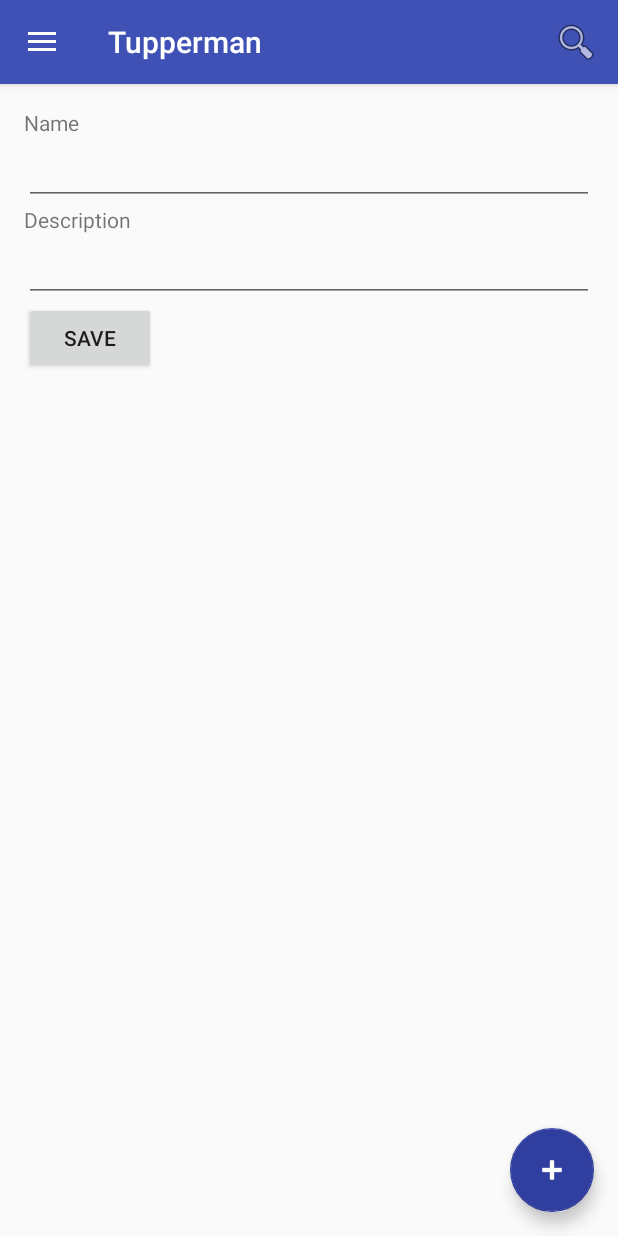
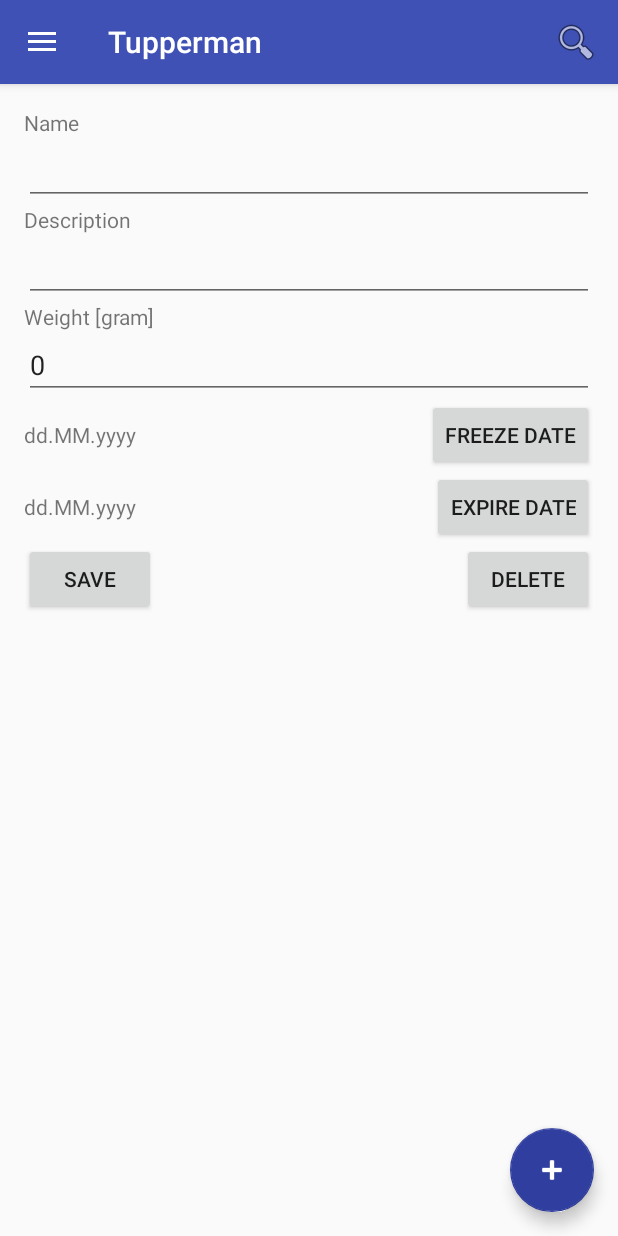
Before and after one commit to Tupperman/tupperman-android, an Android app: the screen it shows after launch (MainActivity), after a tap on an icon or button, on a phone screen of 412 x 824 dp. Run offline under Robolectric (Android 15) with nearby library versions, the light colour scheme and no system bars; our stand-ins replace Volley; libraries missing offline, so code that uses them is left out: com.activeandroid, com.activeandroid.annotation, com.activeandroid.query; network calls fail; 4 statements that could not run were skipped.

Commit message:
added date and weight

```diff
--- a/Tupperman/app/src/main/java/layout/DetailFragment.java
+++ b/Tupperman/app/src/main/java/layout/DetailFragment.java
@@ -2,27 +2,33 @@
 
 import android.content.Context;
 import android.os.Bundle;
+import android.support.v4.app.DialogFragment;
 import android.support.v4.app.Fragment;
 import android.view.LayoutInflater;
 import android.view.View;
 import android.view.ViewGroup;
 import android.widget.Button;
 import android.widget.EditText;
+import android.widget.TextView;
+
+import java.text.SimpleDateFormat;
+import java.util.Date;
 
 import ch.tupperman.tupperman.R;
 import ch.tupperman.tupperman.models.Tupper;
 
 
-public class DetailFragment extends Fragment {
+public class DetailFragment extends Fragment implements DatePickerFragment.OnDateChosenListener {
     private static final String ARG = "tupper";
 
     private Tupper mTupper;
     private EditText editTextDescription;
     private EditText editTextName;
+    private EditText editTextWeight;
     private boolean isCreate;
-
+    private View mView;
     private OnFragmentInteractionListener mListener;
-
+    SimpleDateFormat mDateFormat;
     public DetailFragment() {
     }
 
@@ -44,40 +50,31 @@
             mTupper = new Tupper();
             isCreate = true;
         }
-
+        mDateFormat = new SimpleDateFormat("dd.MM.yyyy");
     }
 
     private void initializeText() {
         editTextDescription.setText(mTupper.description);
         editTextName.setText(mTupper.name);
+        editTextWeight.setText(Integer.toString(mTupper.weight));
     }
 
     @Override
     public View onCreateView(LayoutInflater inflater, ViewGroup container,
                              Bundle savedInstanceState) {
-        View view = inflater.inflate(R.layout.fragment_detail, container, false);
-        Button button = (Button) view.findViewById(R.id.button_save_detail);
-        editTextDescription = (EditText) view.findViewById(R.id.editText_description);
-        editTextName = (EditText) view.findViewById(R.id.editText_name);
-        button.setOnClickListener(new View.OnClickListener() {
-            @Override
-            public void onClick(View view) {
-                mTupper.name = editTextName.getText().toString();
-                mTupper.description = editTextDescription.getText().toString();
-                mTupper.save();
-                if(isCreate){
-                    mListener.onCreate(mTupper);
-                }else {
-                    mListener.onUpdate(mTupper);
-                }
-                getActivity().onBackPressed();
-            }
-        });
+        mView = inflater.inflate(R.layout.fragment_detail, container, false);
+        setSaveButton();
+        setFreezeButton();
+        setExpireButton();
+        editTextDescription = (EditText) mView.findViewById(R.id.editText_description);
+        editTextName = (EditText) mView.findViewById(R.id.editText_name);
+        editTextWeight = (EditText) mView.findViewById(R.id.editText_weight);
         if (mTupper != null) {
             initializeText();
         }
-        return view;
+        return mView;
     }
+
 
     @Override
     public void onAttach(Context context) {
@@ -97,6 +94,67 @@
         System.out.println("DetailFragment detach!");
     }
 
+    private void setSaveButton() {
+        Button saveButton = (Button) mView.findViewById(R.id.button_save_detail);
+        saveButton.setOnClickListener(new View.OnClickListener() {
+            @Override
+            public void onClick(View view) {
+                mTupper.name = editTextName.getText().toString();
+                mTupper.description = editTextDescription.getText().toString();
+                mTupper.weight = Integer.parseInt(editTextWeight.getText().toString());
+                mTupper.save();
+                if (isCreate) {
+                    mListener.onCreate(mTupper);
+                } else {
+                    mListener.onUpdate(mTupper);
+                }
+                getActivity().onBackPressed();
+            }
+        });
+    }
+
+    private void setFreezeButton() {
+        Button freezeButton = (Button) mView.findViewById(R.id.button_freeze_detail);
+        freezeButton.setOnClickListener(new View.OnClickListener() {
+            @Override
+            public void onClick(View view) {
+                DialogFragment datePickerFragment = new DatePickerFragment();
+                Bundle bundle = new Bundle();
+                bundle.putBoolean("freeze", true);
+                datePickerFragment.setArguments(bundle);
+                datePickerFragment.show(getChildFragmentManager(), "datePicker");
+            }
+        });
+    }
+
+    private void setExpireButton() {
+        Button freezeButton = (Button) mView.findViewById(R.id.button_expire_detail);
+        freezeButton.setOnClickListener(new View.OnClickListener() {
+            @Override
+            public void onClick(View view) {
+                DialogFragment datePickerFragment = new DatePickerFragment();
+                Bundle bundle = new Bundle();
+                bundle.putBoolean("freeze", false);
+                datePickerFragment.setArguments(bundle);
+                datePickerFragment.show(getChildFragmentManager(), "datePicker");
+            }
+        });
+    }
+
+    @Override
+    public void onFreeze(Date date) {
+        mTupper.dateOfFreeze = date;
+        TextView freezeView = (TextView) mView.findViewById(R.id.textView_freeze);
+        freezeView.setText(mDateFormat.format(date));
+    }
+
+    @Override
+    public void onExpiry(Date date) {
+        mTupper.expiryDate = date;
+        TextView expireView = (TextView) mView.findViewById(R.id.textView_expire);
+        expireView.setText(mDateFormat.format(date));
+    }
+
     public interface OnFragmentInteractionListener {
         void onCreate(Tupper tupper);
         void onUpdate(Tupper tupper);
--- a/Tupperman/app/src/main/res/layout/fragment_detail.xml
+++ b/Tupperman/app/src/main/res/layout/fragment_detail.xml
@@ -1,14 +1,13 @@
 <FrameLayout xmlns:android="http://schemas.android.com/apk/res/android"
-    xmlns:tools="http://schemas.android.com/tools"
-    android:layout_width="match_parent"
-    android:layout_height="match_parent"
-    tools:context="ch.tupperman.tupperman.layout.DetailFragment">
+             xmlns:tools="http://schemas.android.com/tools"
+             android:layout_width="match_parent"
+             android:layout_height="match_parent"
+             tools:context="ch.tupperman.tupperman.layout.DetailFragment">
 
 
     <GridLayout
         android:layout_width="match_parent"
         android:layout_height="match_parent">
-
 
         <TextView
             android:id="@+id/textView_name"
@@ -16,7 +15,7 @@
             android:layout_height="wrap_content"
             android:layout_column="0"
             android:layout_row="0"
-            android:text="Name" />
+            android:text="Name"/>
 
         <EditText
             android:id="@+id/editText_name"
@@ -25,7 +24,7 @@
             android:layout_column="0"
             android:layout_row="1"
             android:ems="10"
-            android:inputType="textMultiLine" />
+            android:inputType="textMultiLine"/>
 
         <TextView
             android:id="@+id/textView_description"
@@ -33,7 +32,7 @@
             android:layout_height="wrap_content"
             android:layout_column="0"
             android:layout_row="2"
-            android:text="@string/details_description" />
+            android:text="@string/details_description"/>
 
         <EditText
             android:id="@+id/editText_description"
@@ -42,15 +41,68 @@
             android:layout_column="0"
             android:layout_row="3"
             android:ems="10"
-            android:inputType="textMultiLine" />
+            android:inputType="textMultiLine"/>
+
+        <TextView
+            android:id="@+id/textView_weight"
+            android:layout_width="match_parent"
+            android:layout_height="wrap_content"
+            android:layout_column="0"
+            android:layout_row="4"
+            android:text="Weight [gram]"/>
+
+        <EditText
+            android:id="@+id/editText_weight"
+            android:layout_width="match_parent"
+            android:layout_height="wrap_content"
+            android:layout_column="0"
+            android:layout_row="5"
+            android:ems="10"
+            android:inputType="number"
+            />
+
+        <TextView
+            android:id="@+id/textView_freeze"
+            android:layout_column="0"
+            android:layout_row="6"
+            android:layout_gravity="left"
+            android:text="dd.MM.yyyy"/>
+
+        <Button
+            android:id="@+id/button_freeze_detail"
+            android:layout_column="0"
+            android:layout_row="6"
+            android:layout_gravity="right"
+            android:text="Freeze Date"/>
+
+
+        <TextView
+            android:id="@+id/textView_expire"
+            android:layout_column="0"
+            android:layout_row="7"
+            android:layout_gravity="left"
+            android:text="dd.MM.yyyy"/>
+
+        <Button
+            android:id="@+id/button_expire_detail"
+            android:layout_column="0"
+            android:layout_row="7"
+            android:layout_gravity="right"
+            android:text="Expire Date"/>
 
         <Button
             android:id="@+id/button_save_detail"
-            android:layout_width="wrap_content"
-            android:layout_height="wrap_content"
             android:layout_column="0"
-            android:layout_row="4"
-            android:text="Save" />
+            android:layout_row="8"
+            android:layout_gravity="left"
+            android:text="Save"/>
 
+        <Button
+            android:id="@+id/button_delete_detail"
+            android:layout_column="0"
+            android:layout_row="8"
+            android:layout_gravity="right"
+            android:text="Delete"/>
     </GridLayout>
+
 </FrameLayout>
--- a/Tupperman/app/src/main/res/values/styles.xml
+++ b/Tupperman/app/src/main/res/values/styles.xml
@@ -1,5 +1,4 @@
 <resources>
-
     <!-- Base application theme. -->
     <style name="AppTheme" parent="Theme.AppCompat.Light.DarkActionBar">
         <!-- Customize your theme here. -->
@@ -17,4 +16,7 @@
 
     <style name="AppTheme.PopupOverlay" parent="ThemeOverlay.AppCompat.Light"/>
 
+    <style name="DialogTheme" parent="Theme.AppCompat.Light.DarkActionBar">
+        <item name="colorAccent">@color/colorPrimary</item>
+    </style>
 </resources>
```
Also changed, not shown: Tupperman/app/src/main/java/ch/tupperman/tupperman/MainActivity.java (+3 -4 lines), Tupperman/app/src/main/java/ch/tupperman/tupperman/models/Tupper.java (+5 -2 lines), Tupperman/app/src/main/java/layout/DatePickerFragment.java (added, +79 -0 lines).
